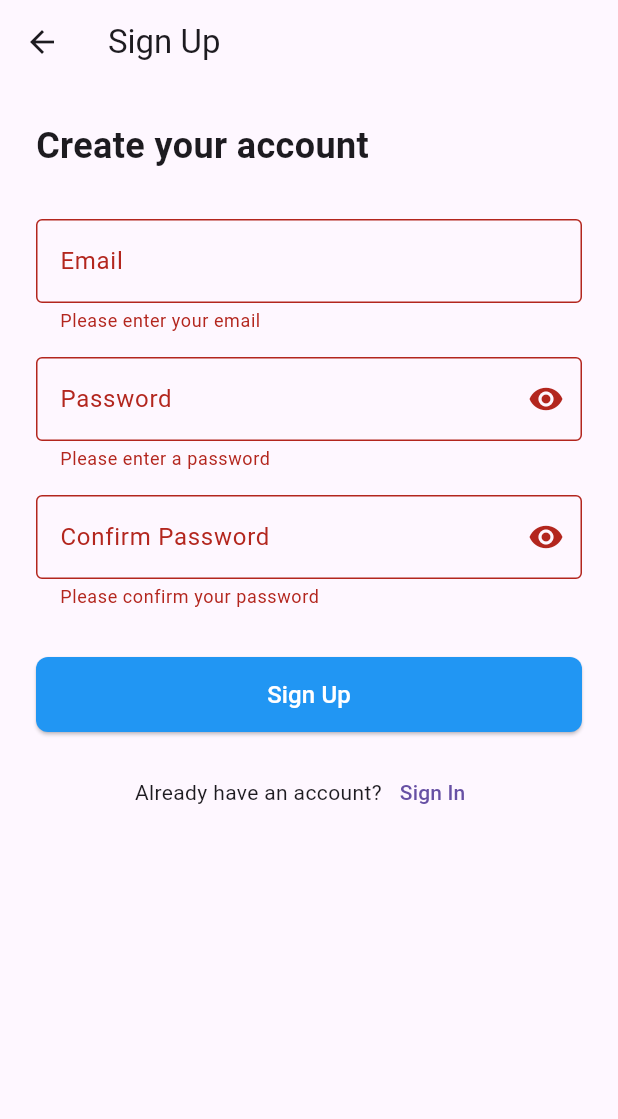
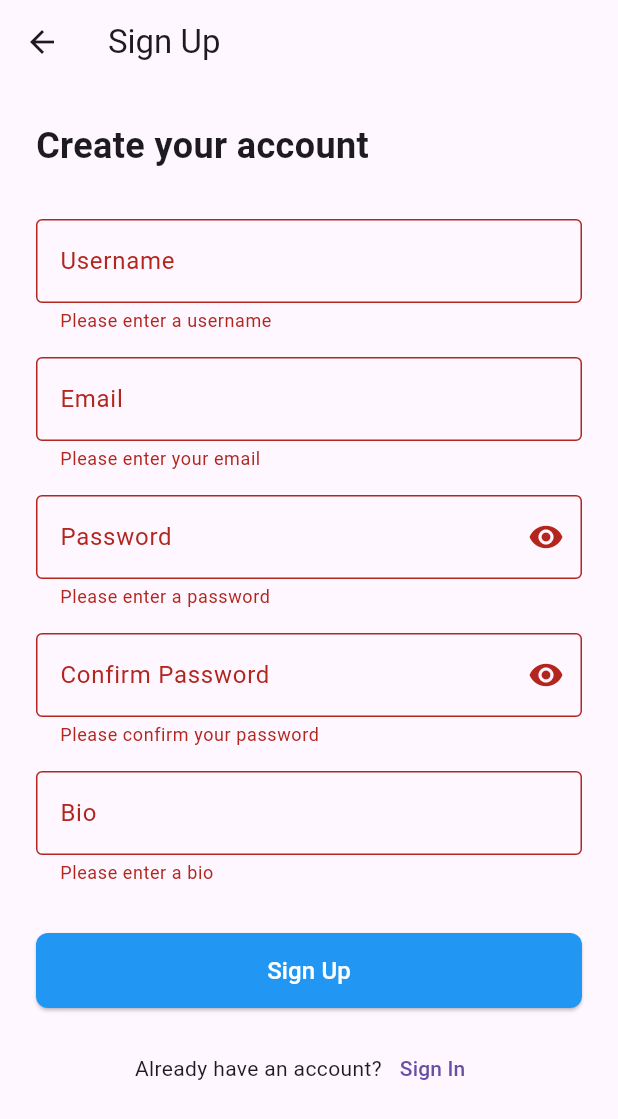
Before and after one commit to bounswe/bounswe2025group4, a Flutter app: the SignUpScreen screen opened directly, after a tap on "Sign Up", on a phone screen of 412 x 824 dp. Shown: the top 1119 px of the screen. Run offline on Flutter 3.47's test engine with Material 3 defaults, Android fonts, the phone set to English and light mode, and no system bars; our stand-ins replace freezed_annotation, shared_preferences; accounts and stored records are empty.

Commit message:
Login and Register Logic
Login and Register pages use real API calls.

```diff
--- /dev/null
+++ b/apps/mobile/lib/core/models/auth_response_dto.dart
@@ -0,0 +1,17 @@
+import 'package:freezed_annotation/freezed_annotation.dart';
+import './user_type.dart'; // Assuming UserType enum is in the same directory
+
+part 'auth_response_dto.freezed.dart';
+part 'auth_response_dto.g.dart';
+
+@freezed
+class AuthResponseDto with _$AuthResponseDto {
+  const factory AuthResponseDto({
+    required String token,
+    required String username,
+    required UserType userType,
+  }) = _AuthResponseDto;
+
+  factory AuthResponseDto.fromJson(Map<String, dynamic> json) =>
+      _$AuthResponseDtoFromJson(json);
+}
--- /dev/null
+++ b/apps/mobile/lib/core/models/register_request_dto.dart
@@ -0,0 +1,19 @@
+import 'package:freezed_annotation/freezed_annotation.dart';
+import './user_type.dart';
+
+part 'register_request_dto.freezed.dart';
+part 'register_request_dto.g.dart';
+
+@freezed
+class RegisterRequestDto with _$RegisterRequestDto {
+  const factory RegisterRequestDto({
+    required String username,
+    required String email,
+    required String password,
+    String? bio,
+    required UserType userType, // Ensure UserType enum is imported
+  }) = _RegisterRequestDto;
+
+  factory RegisterRequestDto.fromJson(Map<String, dynamic> json) =>
+      _$RegisterRequestDtoFromJson(json);
+}
--- a/apps/mobile/lib/core/models/user.dart
+++ b/apps/mobile/lib/core/models/user.dart
@@ -1,19 +1,21 @@
-enum UserRole { guest, jobSeeker, employer, mentor, mentee }
+import './user_type.dart'; // Import the correct enum
 
 class User {
   final String id;
   final String username;
   final String email;
-  final UserRole role; // Key property to differentiate views
+  final UserType role; // Use UserType
   final String? companyName; // Optional: Only relevant for Employer role
-  // Add other fields later: profilePicUrl, bio, education, skills, etc.
+  final String? bio; // Added bio based on DTO
+  // Add other fields later: profilePicUrl, education, skills, etc.
 
   User({
     required this.id,
     required this.username,
     required this.email,
-    this.role = UserRole.jobSeeker, // Default role
-    this.companyName, // Add to constructor
+    required this.role, // Make role required
+    this.companyName,
+    this.bio,
   });
 
   // Add factory constructors for JSON parsing later
--- /dev/null
+++ b/apps/mobile/lib/core/models/user_type.dart
@@ -0,0 +1 @@
+enum UserType { EMPLOYER, JOB_SEEKER, MENTOR }
--- a/apps/mobile/lib/features/auth/screens/sign_up_screen.dart
+++ b/apps/mobile/lib/features/auth/screens/sign_up_screen.dart
@@ -3,6 +3,7 @@ import 'package:mobile/features/main_scaffold/main_scaffold.dart';
 import 'package:mobile/features/auth/screens/sign_in_screen.dart';
 import 'package:provider/provider.dart';
 import 'package:mobile/core/providers/auth_provider.dart';
+import 'package:mobile/core/models/user_type.dart';
 
 class SignUpScreen extends StatefulWidget {
   const SignUpScreen({super.key});
@@ -13,54 +14,67 @@ class SignUpScreen extends StatefulWidget {
 
 class _SignUpScreenState extends State<SignUpScreen> {
   final _formKey = GlobalKey<FormState>();
+  final _usernameController = TextEditingController();
   final _emailController = TextEditingController();
   final _passwordController = TextEditingController();
   final _confirmPasswordController = TextEditingController();
+  final _bioController = TextEditingController();
   bool _obscurePassword = true;
   bool _obscureConfirmPassword = true;
 
   @override
   void dispose() {
+    _usernameController.dispose();
     _emailController.dispose();
     _passwordController.dispose();
     _confirmPasswordController.dispose();
+    _bioController.dispose();
     super.dispose();
   }
 
   void _handleSignUp() async {
     if (_formKey.currentState!.validate()) {
       final authProvider = Provider.of<AuthProvider>(context, listen: false);
-      final email = _emailController.text;
+      final username = _usernameController.text.trim();
+      final email = _emailController.text.trim();
       final password = _passwordController.text;
+      final bio = _bioController.text.trim();
 
-      final userRole = authProvider.onboardingUserRole;
-      final mentorshipPreference = authProvider.onboardingMentorshipPreference;
+      final userType = authProvider.onboardingUserType;
 
-      if (userRole == null || mentorshipPreference == null) {
+      if (userType == null) {
         ScaffoldMessenger.of(context).showSnackBar(
           const SnackBar(
-            content: Text('Onboarding data missing. Please restart signup.'),
+            content: Text('User type missing. Please restart signup process.'),
+            backgroundColor: Colors.orange,
           ),
         );
         return;
       }
 
       bool success = await authProvider.register(
-        email,
+        username,
         email,
         password,
-        userRole,
-        mentorshipPreference,
+        userType,
+        bio.isNotEmpty ? bio : null,
       );
 
-      if (success && mounted) {
+      if (!mounted) return;
+
+      if (success) {
         Navigator.pushReplacement(
           context,
           MaterialPageRoute(builder: (context) => const MainScaffold()),
         );
-      } else if (mounted) {
+      } else {
         ScaffoldMessenger.of(context).showSnackBar(
-          const SnackBar(content: Text('Sign up failed. Please try again.')),
+          const SnackBar(
+            content: Text(
+              'Sign up failed. Username or email might already exist.',
+            ),
+            backgroundColor: Colors.red,
+          ),
         );
       }
     }
@@ -68,6 +82,8 @@ class _SignUpScreenState extends State<SignUpScreen> {
 
   @override
   Widget build(BuildContext context) {
+    final authProvider = Provider.of<AuthProvider>(context);
+
     return Scaffold(
       appBar: AppBar(
         leading: IconButton(
@@ -89,6 +105,20 @@ class _SignUpScreenState extends State<SignUpScreen> {
                   style: TextStyle(fontSize: 24, fontWeight: FontWeight.bold),
                 ),
                 const SizedBox(height: 32),
+                TextFormField(
+                  controller: _usernameController,
+                  decoration: const InputDecoration(
+                    labelText: 'Username',
+                    border: OutlineInputBorder(),
+                  ),
+                  validator: (value) {
+                    if (value == null || value.isEmpty) {
+                      return 'Please enter a username';
+                    }
+                    return null;
+                  },
+                ),
+                const SizedBox(height: 16),
                 TextFormField(
                   controller: _emailController,
                   keyboardType: TextInputType.emailAddress,
@@ -166,22 +196,48 @@ class _SignUpScreenState extends State<SignUpScreen> {
                     return null;
                   },
                 ),
+                const SizedBox(height: 16),
+                TextFormField(
+                  controller: _bioController,
+                  decoration: const InputDecoration(
+                    labelText: 'Bio',
+                    border: OutlineInputBorder(),
+                  ),
+                  validator: (value) {
+                    if (value == null || value.isEmpty) {
+                      return 'Please enter a bio';
+                    }
+                    return null;
+                  },
+                ),
                 const SizedBox(height: 32),
                 SizedBox(
                   width: double.infinity,
                   height: 50,
                   child: ElevatedButton(
-                    onPressed: _handleSignUp,
+                    onPressed: authProvider.isLoading ? null : _handleSignUp,
                     style: ElevatedButton.styleFrom(
                       backgroundColor: Colors.blue,
                       shape: RoundedRectangleBorder(
                         borderRadius: BorderRadius.circular(8),
                       ),
                     ),
-                    child: const Text(
-                      'Sign Up',
-                      style: TextStyle(color: Colors.white, fontSize: 16),
-                    ),
+                    child:
+                        authProvider.isLoading
+                            ? const SizedBox(
+                              height: 20,
+                              width: 20,
+                              child: CircularProgressIndicator(
+                                color: Colors.white,
+                              ),
+                            )
+                            : const Text(
+                              'Sign Up',
+                              style: TextStyle(
+                                color: Colors.white,
+                                fontSize: 16,
+                              ),
+                            ),
                   ),
                 ),
                 const SizedBox(height: 16),
--- a/apps/mobile/lib/features/job/screens/create_job_post_screen.dart
+++ b/apps/mobile/lib/features/job/screens/create_job_post_screen.dart
@@ -1,7 +1,7 @@
 import 'package:flutter/material.dart';
 import 'package:provider/provider.dart';
 import '../../../core/models/job_post.dart';
-import '../../../core/models/user.dart';
+import '../../../core/models/user_type.dart';
 import '../../../core/providers/auth_provider.dart';
 import '../../../core/services/api_service.dart';
 import '../../../core/utils/string_extensions.dart';
@@ -60,7 +60,7 @@ class _CreateJobPostScreenState extends State<CreateJobPostScreen> {
 
       final currentUser =
           Provider.of<AuthProvider>(context, listen: false).currentUser;
-      if (currentUser == null || currentUser.role != UserRole.employer) {
+      if (currentUser == null || currentUser.role != UserType.EMPLOYER) {
         ScaffoldMessenger.of(context).showSnackBar(
           const SnackBar(
             content: Text('Error: Could not verify employer account.'),
--- a/apps/mobile/lib/features/job/screens/job_details_screen.dart
+++ b/apps/mobile/lib/features/job/screens/job_details_screen.dart
@@ -3,7 +3,7 @@ import 'package:provider/provider.dart';
 import 'package:intl/intl.dart';
 
 import '../../../core/models/job_post.dart';
-import '../../../core/models/user.dart';
+import '../../../core/models/user_type.dart';
 import '../../../core/services/api_service.dart';
 import '../../../core/providers/auth_provider.dart';
 import '../../../core/utils/string_extensions.dart';
@@ -266,7 +266,7 @@ class _JobDetailsScreenState extends State<JobDetailsScreen> {
     // Only show button if job loaded and user is a job seeker
     final userRole =
         Provider.of<AuthProvider>(context, listen: false).currentUser?.role;
-    if (_isLoading || _jobPost == null || userRole != UserRole.jobSeeker) {
+    if (_isLoading || _jobPost == null || userRole != UserType.JOB_SEEKER) {
       return null;
     }
 
```
Also changed, not shown: apps/mobile/lib/core/constants/app_constants.dart (added, +20 -0 lines), apps/mobile/lib/core/models/login_request_dto.dart (added, +15 -0 lines), apps/mobile/lib/core/models/user_dto.dart (added, +19 -0 lines), apps/mobile/lib/core/providers/auth_provider.dart (+142 -107 lines), apps/mobile/lib/features/auth/screens/mentorship_selection_screen.dart (+7 -14 lines), apps/mobile/lib/features/auth/screens/sign_in_screen.dart (+41 -18 lines), apps/mobile/lib/features/auth/screens/user_type_screen.dart (+5 -5 lines), apps/mobile/lib/features/auth/services/auth_service.dart (added, +70 -0 lines), apps/mobile/lib/features/job/screens/job_page.dart (+9 -9 lines), apps/mobile/lib/features/mentorship/screens/mentorship_page.dart (+23 -36 lines), apps/mobile/pubspec.yaml (+19 -3 lines), apps/mobile/lib/core/models/auth_response_dto.freezed.dart (added), apps/mobile/lib/core/models/auth_response_dto.g.dart (added), apps/mobile/lib/core/models/login_request_dto.freezed.dart (added), 6 more files, 1 other file.
